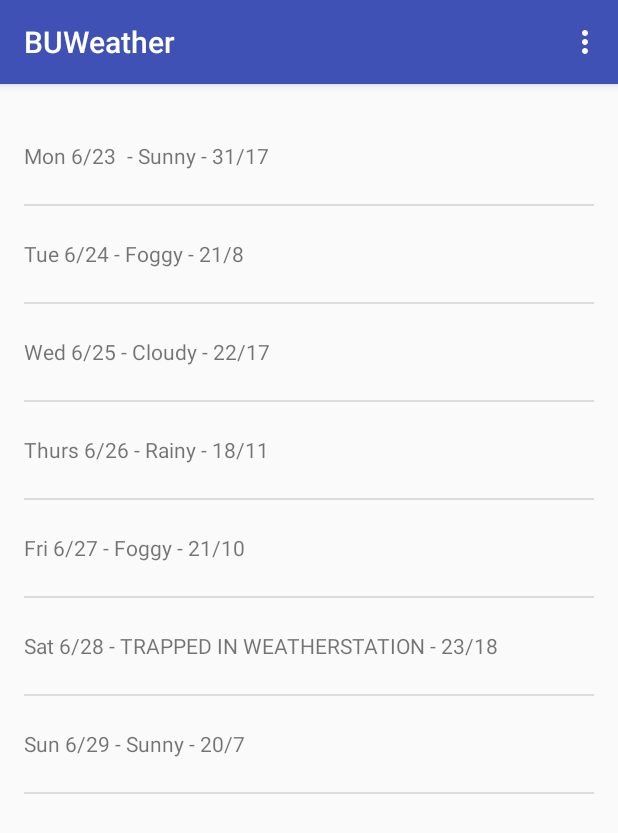
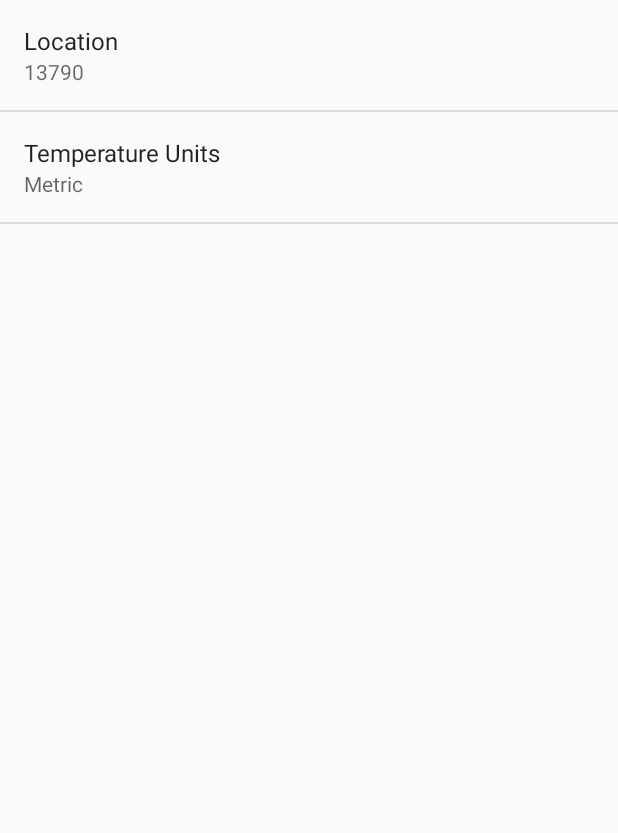
Before and after one commit to romankb/BUWeather, an Android app: the screen it shows after launch (MainActivity before the commit, SettingsActivity after it), in the options menu, after a tap on "Settings", on a phone screen of 412 x 824 dp. Shown: the top 833 px of the screen. Run offline under Robolectric (Android 15) with nearby library versions, the phone set to English and light mode, and no system bars.

Commit message:
Add Settings

```diff
--- a/app/src/main/java/com/example/coder/buweather/ForecastFragment.java
+++ b/app/src/main/java/com/example/coder/buweather/ForecastFragment.java
@@ -1,8 +1,10 @@
 package com.example.coder.buweather;
 
 import android.content.Intent;
+import android.content.SharedPreferences;
 import android.net.Uri;
 import android.os.AsyncTask;
+import android.preference.PreferenceManager;
 import android.support.annotation.Nullable;
 import android.support.v4.app.Fragment;
 import android.os.Bundle;
@@ -17,7 +19,6 @@ import android.view.ViewGroup;
 import android.widget.AdapterView;
 import android.widget.ArrayAdapter;
 import android.widget.ListView;
-import android.widget.Toast;
 
 import org.json.JSONArray;
 import org.json.JSONException;
@@ -31,8 +32,6 @@ import java.net.HttpURLConnection;
 import java.net.URL;
 import java.text.SimpleDateFormat;
 import java.util.ArrayList;
-import java.util.Arrays;
-import java.util.List;
 
 /**
  * A placeholder fragment containing a simple view.
@@ -47,23 +46,14 @@ public class ForecastFragment extends Fragment {
     @Override
     public View onCreateView(LayoutInflater inflater, ViewGroup container,
                              Bundle savedInstanceState) {
-        String[] data = {
-                "Mon 6/23 - Sunny - 31/17",
-                "Tue 6/24 - Foggy - 21/8",
-                "Wed 6/25 - Cloudy - 22/17",
-                "Thurs 6/26 - Rainy - 18/11",
-                "Fri 6/27 - Foggy - 21/10",
-                "Sat 6/28 - TRAPPED IN WEATHERSTATION - 23/18",
-                "Sun 6/29 - Sunny - 20/7"
-        };
-        List<String> weekForecast = new ArrayList<String>(Arrays.asList(data));
+
 
         mForecastAdapter =
                 new ArrayAdapter<String>(
                         getActivity(),
                         R.layout.list_item_forecast,
                         R.id.list_item_forecast_textview,
-                        weekForecast );
+                        new ArrayList<String>() );
 
         View rootView = inflater.inflate(R.layout.fragment_main, container, false);
         // get a reference to a list view
@@ -87,6 +77,14 @@ public class ForecastFragment extends Fragment {
 
     }
 
+    private void queryWeather() {
+        FetchWeatherTask fetchWeatherTask = new FetchWeatherTask();
+        SharedPreferences prefs = PreferenceManager.getDefaultSharedPreferences(getActivity());
+        String location = prefs.getString(getString(R.string.pref_location_key),
+                getString(R.string.pref_location_default));
+        fetchWeatherTask.execute(location);
+    }
+
     @Override
     public void onCreate(@Nullable Bundle savedInstanceState) {
         super.onCreate(savedInstanceState);
@@ -102,11 +100,18 @@ public class ForecastFragment extends Fragment {
     public boolean onOptionsItemSelected(MenuItem item) {
         int id = item.getItemId();
         if (id == R.id.action_refresh) {
-            FetchWeatherTask fetchWeatherTask = new FetchWeatherTask();
-            fetchWeatherTask.execute("13790");
+
+            //fetchWeatherTask.execute("13790");
+            queryWeather();
             return true;
         }
         return super.onOptionsItemSelected(item);
+    }
+
+    @Override
+    public void onStart() {
+        super.onStart();
+        queryWeather();
     }
 
     public class FetchWeatherTask extends AsyncTask<String,Void, String[]> {
@@ -129,9 +134,19 @@ public class ForecastFragment extends Fragment {
          * @return rounded string representation of them
          */
         private String formatHighLows(double high, double low) {
+            double high_t = high;
+            double low_t = low;
+            SharedPreferences sharedPrefs =
+                    PreferenceManager.getDefaultSharedPreferences(getActivity());
+            String unit = sharedPrefs.getString(getString(R.string.pref_units_key), getString(R.string.pref_units_metric));
+            if (unit.equals(getString(R.string.pref_units_imperial))) {
+                high_t = (high * 1.8) + 32;
+                low_t = (low * 1.8) + 32;
+            }
+
             // Round to whole numbers, don't care about fractions
-            long roundedHigh = Math.round(high);
-            long roundedLow = Math.round(low);
+            long roundedHigh = Math.round(high_t);
+            long roundedLow = Math.round(low_t);
 
             String highLowStr = roundedHigh + "/" + roundedLow;
             return highLowStr;
@@ -163,6 +178,7 @@ public class ForecastFragment extends Fragment {
             int julianStartDay = Time.getJulianDay(System.currentTimeMillis(), dayTime.gmtoff);
             dayTime = new Time();
             String[] resultStrs = new String[numDays];
+
             for(int i = 0; i < weatherArray.length(); i++) {
                 String day;
                 String description;
--- /dev/null
+++ b/app/src/main/java/com/example/coder/buweather/SettingsActivity.java
@@ -0,0 +1,68 @@
+package com.example.coder.buweather;
+
+import android.os.Bundle;
+import android.preference.ListPreference;
+import android.preference.Preference;
+import android.preference.PreferenceActivity;
+import android.preference.PreferenceManager;
+
+/**
+ * A {@link PreferenceActivity} that presents a set of application settings.
+ * <p>
+ * See <a href="http://developer.android.com/design/patterns/settings.html">
+ * Android Design: Settings</a> for design guidelines and the <a
+ * href="http://developer.android.com/guide/topics/ui/settings.html">Settings
+ * API Guide</a> for more information on developing a Settings UI.
+ */
+public class SettingsActivity extends PreferenceActivity
+        implements Preference.OnPreferenceChangeListener {
+
+    @Override
+    public void onCreate(Bundle savedInstanceState) {
+        super.onCreate(savedInstanceState);
+        // Add 'general' preferences, defined in the XML file
+        addPreferencesFromResource(R.xml.pref_general);
+
+        // For all preferences, attach an OnPreferenceChangeListener so the UI summary can be
+        // updated when the preference changes.
+        bindPreferenceSummaryToValue(findPreference(getString(R.string.pref_units_key)));
+        bindPreferenceSummaryToValue(findPreference(getString(R.string.pref_location_key)));
+    }
+
+    /**
+     * Attaches a listener so the summary is always updated with the preference value.
+     * Also fires the listener once, to initialize the summary (so it shows up before the value
+     * is changed.)
+     */
+    private void bindPreferenceSummaryToValue(Preference preference) {
+        // Set the listener to watch for value changes.
+        preference.setOnPreferenceChangeListener(this);
+
+        // Trigger the listener immediately with the preference's
+        // current value.
+        onPreferenceChange(preference,
+                PreferenceManager
+                        .getDefaultSharedPreferences(preference.getContext())
+                        .getString(preference.getKey(), ""));
+    }
+
+    @Override
+    public boolean onPreferenceChange(Preference preference, Object value) {
+        String stringValue = value.toString();
+
+        if (preference instanceof ListPreference) {
+            // For list preferences, look up the correct display value in
+            // the preference's 'entries' list (since they have separate labels/values).
+            ListPreference listPreference = (ListPreference) preference;
+            int prefIndex = listPreference.findIndexOfValue(stringValue);
+            if (prefIndex >= 0) {
+                preference.setSummary(listPreference.getEntries()[prefIndex]);
+            }
+        } else {
+            // For other preferences, set the summary to the value's simple string representation.
+            preference.setSummary(stringValue);
+        }
+        return true;
+    }
+
+}
--- a/app/src/main/res/menu/menu_detail.xml
+++ b/app/src/main/res/menu/menu_detail.xml
@@ -7,4 +7,5 @@
         android:orderInCategory="100"
         android:title="@string/action_settings"
         app:showAsAction="never" />
+
 </menu>
--- a/app/src/main/res/menu/menu_main.xml
+++ b/app/src/main/res/menu/menu_main.xml
@@ -7,4 +7,10 @@
         android:orderInCategory="100"
         android:title="@string/action_settings"
         app:showAsAction="never" />
+    <item
+        android:id="@+id/action_map"
+        android:orderInCategory="100"
+        android:title="@string/action_map"
+        app:showAsAction="never" />
+
 </menu>
--- /dev/null
+++ b/app/src/main/res/values/arrays.xml
@@ -0,0 +1,12 @@
+<?xml version="1.0" encoding="utf-8"?>
+<resources>
+    <string-array name="pref_units_options">
+        <item>@string/pref_units_label_metric</item>
+        <item>@string/pref_units_label_imperial</item>
+    </string-array>
+
+    <string-array name="pref_units_values">
+        <item>@string/pref_units_metric</item>
+        <item>@string/pref_units_imperial</item>
+    </string-array>
+</resources>
--- a/app/src/main/res/values/strings.xml
+++ b/app/src/main/res/values/strings.xml
@@ -2,5 +2,18 @@
     <string name="app_name">BUWeather</string>
     <string name="action_settings">Settings</string>
     <string name="action_refresh" translatable="false">Refresh</string>
+    <string name="action_map">Map Location</string>
+    <string name="action_share">Share</string>
     <string name="title_activity_detail">Details</string>
+    <string name="title_activity_settings">Settings</string>
+    <string name="pref_location_key" translatable="false">location</string>
+    <string name="pref_location_label">Location</string>
+    <string name="pref_location_default" translatable="false">13790</string>
+
+    <string name="pref_units_label">Temperature Units</string>
+    <string name="pref_units_label_metric">Metric</string>
+    <string name="pref_units_label_imperial">Imperial</string>
+    <string name="pref_units_key" translatable="false">units</string>
+    <string name="pref_units_metric" translatable="false">metric</string>
+    <string name="pref_units_imperial" translatable="false">imperial</string>
 </resources>
--- /dev/null
+++ b/app/src/main/res/xml/pref_general.xml
@@ -0,0 +1,18 @@
+<?xml version="1.0" encoding="utf-8"?>
+<PreferenceScreen xmlns:android="http://schemas.android.com/apk/res/android">
+    <EditTextPreference
+        android:key="@string/pref_location_key"
+        android:title="@string/pref_location_label"
+        android:defaultValue="@string/pref_location_default"
+        android:inputType="text"
+        android:singleLine="true" />
+
+    <ListPreference
+        android:key="@string/pref_units_key"
+        android:title="@string/pref_units_label"
+        android:defaultValue="@string/pref_units_metric"
+        android:entryValues="@array/pref_units_values"
+        android:entries="@array/pref_units_options" />
+
+
+</PreferenceScreen>
```
Also changed, not shown: app/src/main/AndroidManifest.xml (+8 -0 lines), app/src/main/java/com/example/coder/buweather/DetailActivity.java (+25 -0 lines), app/src/main/java/com/example/coder/buweather/DetailActivityFragment.java (+40 -3 lines), app/src/main/java/com/example/coder/buweather/MainActivity.java (+30 -0 lines), app/src/main/res/menu/detailfragment.xml (added, +8 -0 lines).
